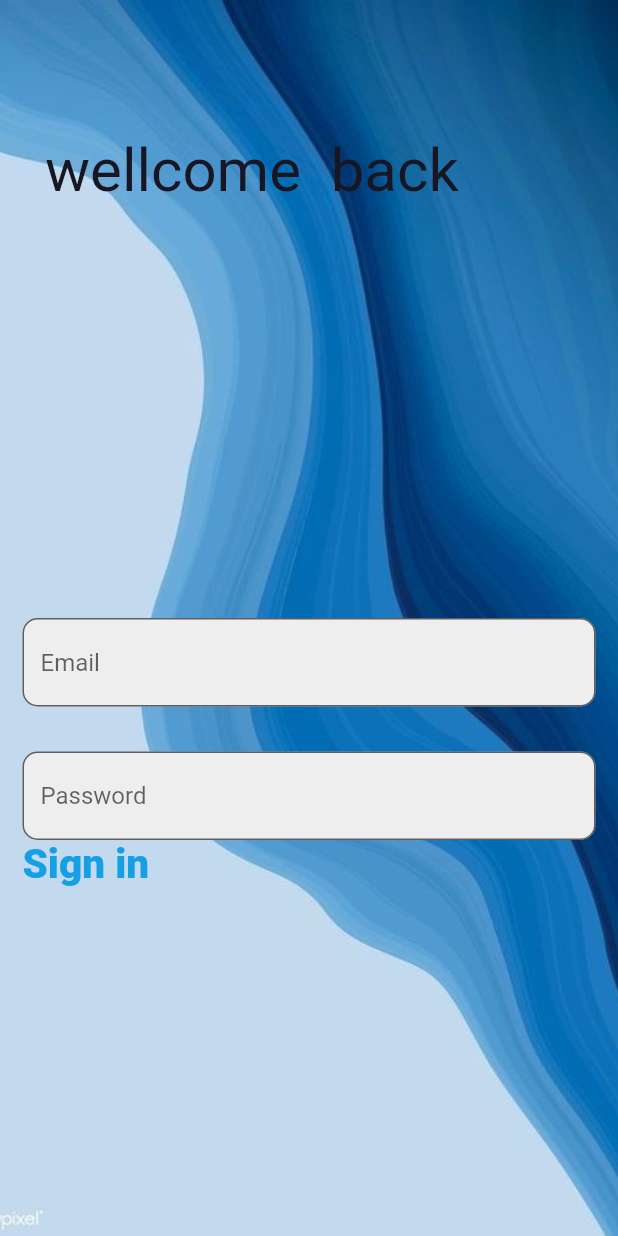
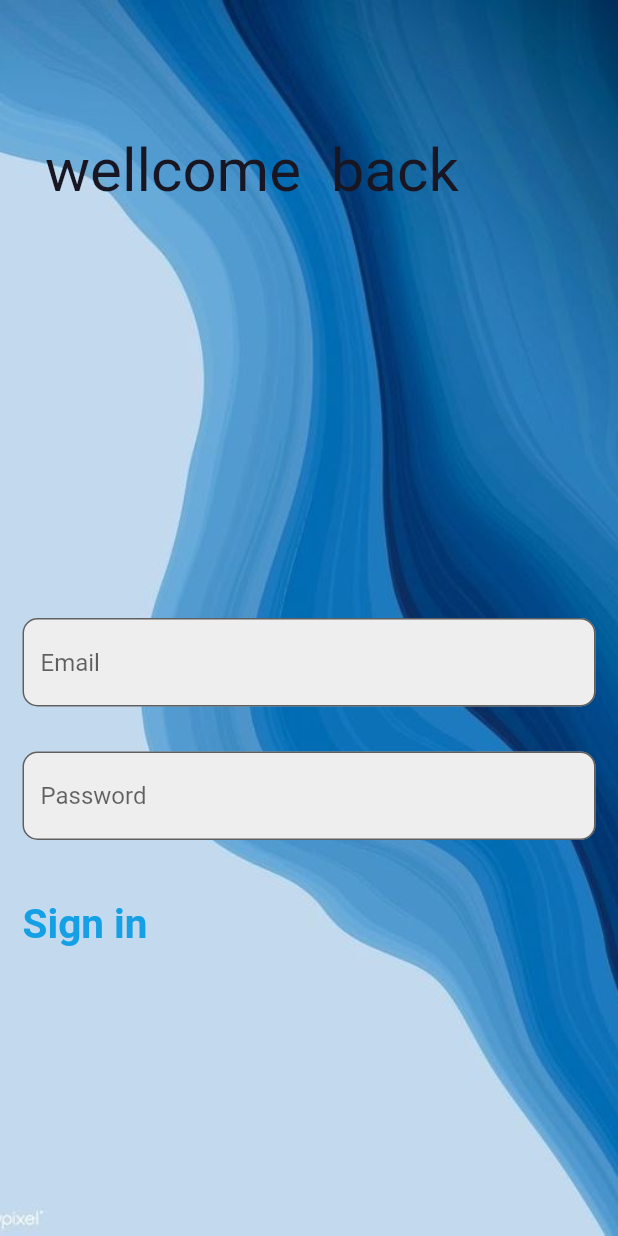
Before and after one commit to sadaruddin-dev/Bytewise_flutter, a Flutter app: the screen it shows after launch, on a phone screen of 412 x 824 dp. Run offline on Flutter 3.47's test engine with Material 2 defaults, Android fonts, the phone set to English and light mode, and no system bars.

Commit message:
Update login.dart

```diff
--- a/login_page/lib/login.dart
+++ b/login_page/lib/login.dart
@@ -56,6 +56,9 @@ class _MyLoginState extends State<MyLogin> {
                           border: OutlineInputBorder(
                               borderRadius: BorderRadius.circular(10))),
                     ),
+                    SizedBox(
+                      height: 40,
+                    ),
                     Row(
                       children: [
                         Text(
@@ -63,7 +66,7 @@ class _MyLoginState extends State<MyLogin> {
                           style: TextStyle(
                               color: Color.fromARGB(255, 21, 160, 229),
                               fontSize: 27,
-                              fontWeight: FontWeight.w800),
+                              fontWeight: FontWeight.w700),
                         )
                       ],
                     )
```
